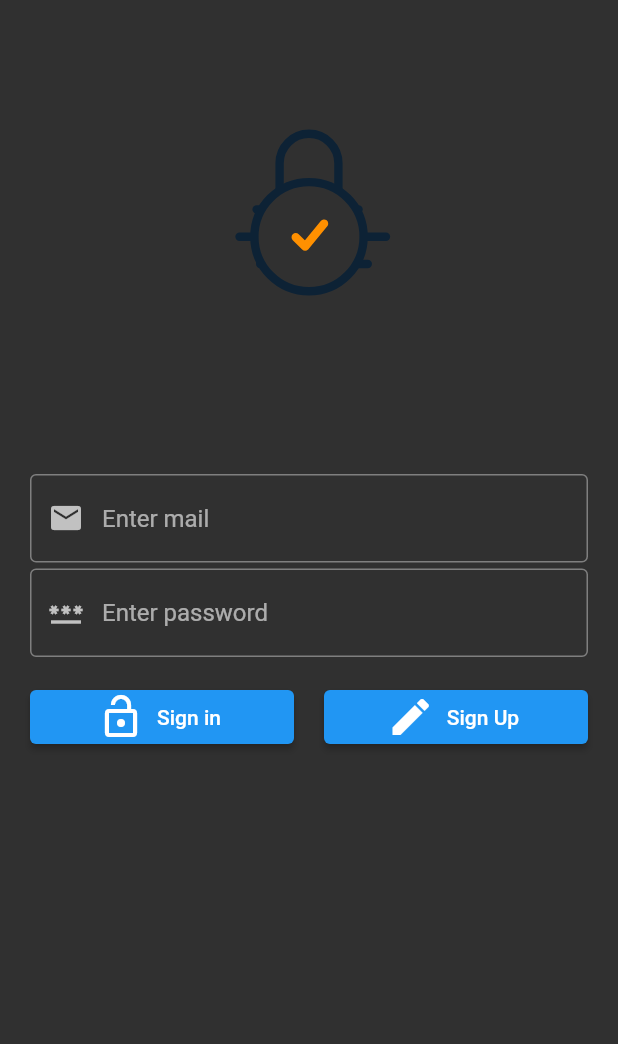
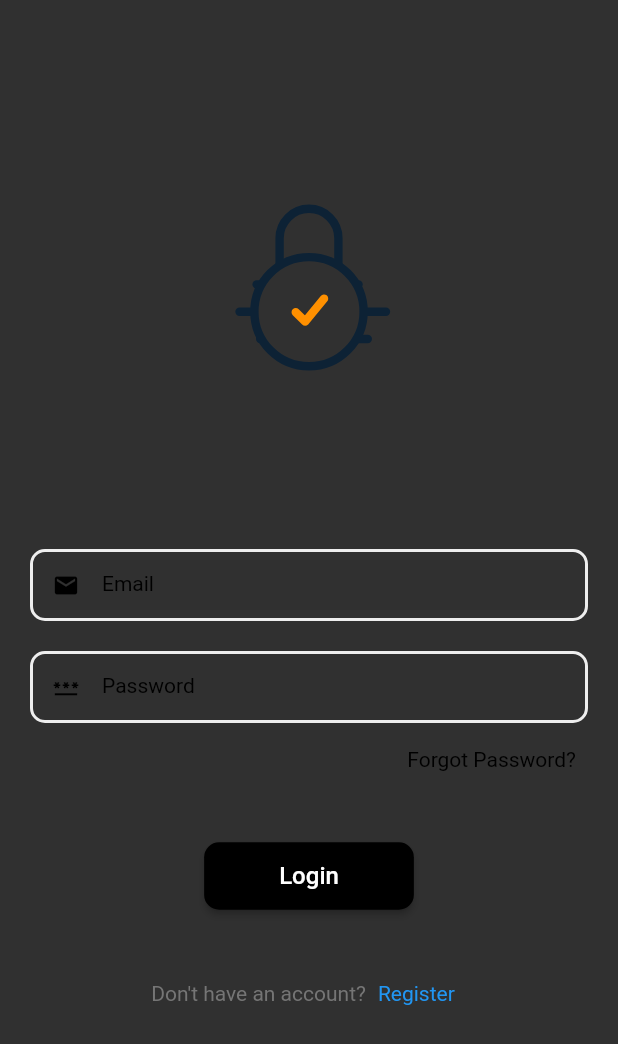
Before and after one commit to basarYargici/gympro, a Flutter app: the screen it shows after launch, after a tap on "Skip", on a phone screen of 412 x 824 dp. Shown: the top 1044 px of the screen. Run offline on Flutter 3.47's test engine with Material 2 defaults, Android fonts, the phone set to English and light mode, and no system bars; our stand-ins replace cloud_firestore, dots_indicator, firebase_auth, firebase_core, fluttertoast, lottie and 4 more; accounts and stored records are empty; network calls fail.

Commit message:
add signin page ui changed

```diff
--- a/lib/pages/before_login/signin_page.dart
+++ b/lib/pages/before_login/signin_page.dart
@@ -2,7 +2,6 @@ import 'package:firebase_auth/firebase_auth.dart';
 import 'package:flutter/material.dart';
 import 'package:fluttertoast/fluttertoast.dart';
 import 'package:lottie/lottie.dart';
-
 import '../../firebase_helper.dart';
 import '../../models/body_model.dart';
 import '../../models/user_model.dart';
@@ -65,7 +64,8 @@ class _SigninPageState extends State<SigninPage> {
         password: _controllerPassword.text,
       );
       await firebaseHelper.createUserDetailRecord(
-        user: MyUser(id: firebaseHelper.currentUser!.uid, bodyModel: bodyModelList),
+        user: MyUser(
+            id: firebaseHelper.currentUser!.uid, bodyModel: bodyModelList),
       );
 
       return true;
@@ -100,30 +100,130 @@ class _SigninPageState extends State<SigninPage> {
     );
   }
 
-  Widget _entryField(
-    String hint,
-    bool obscureText,
-    bool showErrorMessage,
-    TextEditingController textEditingController,
-    Icon prefixIcon,
-  ) {
-    return TextField(
-      obscureText: obscureText,
-      controller: textEditingController,
-      decoration: InputDecoration(
-          border: const OutlineInputBorder(),
-          errorMaxLines: 2,
-          hintText: hint,
-          prefixIcon: prefixIcon),
+  @override
+  Widget build(BuildContext context) {
+    return Scaffold(
+      body: SingleChildScrollView(
+        child: Padding(
+          padding: const EdgeInsets.all(20.0),
+          child: Column(
+            children: [
+              const SizedBox(height: 50),
+              Lottie.asset('assets/login_lottie.json'),
+              const SizedBox(height: 40),
+              emailInput(),
+              const SizedBox(height: 20),
+              passwordInput(),
+              forgotPasswordButton(),
+              const SizedBox(height: 30),
+              signinButton(),
+              const SizedBox(height: 30),
+              registerRow(),
+            ],
+          ),
+        ),
+      ),
     );
   }
 
-  Widget _signinButton() {
-    return ElevatedButton.icon(
-      icon: const Icon(
-        Icons.lock_open,
-        size: 32,
+  TextField emailInput() {
+    return TextField(
+      controller: _controllerEmail,
+      cursorColor: Colors.black,
+      decoration: InputDecoration(
+        contentPadding: const EdgeInsets.all(0.0),
+        labelText: 'Email',
+        hintText: 'Enter your E-mail',
+        labelStyle: const TextStyle(
+          color: Colors.black,
+          fontSize: 14.0,
+          fontWeight: FontWeight.w400,
         ),
+        hintStyle: const TextStyle(
+          color: Colors.grey,
+          fontSize: 14.0,
+        ),
+        prefixIcon: const Icon(
+          Icons.mail,
+          color: Colors.black,
+          size: 18,
+        ),
+        enabledBorder: OutlineInputBorder(
+          borderSide: BorderSide(color: Colors.grey.shade200, width: 2),
+          borderRadius: BorderRadius.circular(10.0),
+        ),
+        floatingLabelStyle: const TextStyle(
+          color: Colors.black,
+          fontSize: 18.0,
+        ),
+        focusedBorder: OutlineInputBorder(
+          borderSide: const BorderSide(color: Colors.black, width: 1.5),
+          borderRadius: BorderRadius.circular(10.0),
+        ),
+      ),
+    );
+  }
+
+  TextField passwordInput() {
+    return TextField(
+      controller: _controllerPassword,
+      cursorColor: Colors.black,
+      obscureText: true,
+      decoration: InputDecoration(
+        contentPadding: const EdgeInsets.all(0.0),
+        labelText: 'Password',
+        hintText: 'Enter Your Password',
+        hintStyle: const TextStyle(
+          color: Colors.grey,
+          fontSize: 14.0,
+        ),
+        labelStyle: const TextStyle(
+          color: Colors.black,
+          fontSize: 14.0,
+          fontWeight: FontWeight.w400,
+        ),
+        prefixIcon: const Icon(
+          Icons.password,
+          color: Colors.black,
+          size: 18,
+        ),
+        enabledBorder: OutlineInputBorder(
+          borderSide: BorderSide(color: Colors.grey.shade200, width: 2),
+          borderRadius: BorderRadius.circular(10.0),
+        ),
+        floatingLabelStyle: const TextStyle(
+          color: Colors.black,
+          fontSize: 18.0,
+        ),
+        focusedBorder: OutlineInputBorder(
+          borderSide: const BorderSide(color: Colors.black, width: 1.5),
+          borderRadius: BorderRadius.circular(10.0),
+        ),
+      ),
+    );
+  }
+
+  // todo şu anlık dummy
+  Row forgotPasswordButton() {
+    return Row(
+      mainAxisAlignment: MainAxisAlignment.end,
+      children: [
+        TextButton(
+          onPressed: () {},
+          child: const Text(
+            'Forgot Password?',
+            style: TextStyle(
+                color: Colors.black,
+                fontSize: 14.0,
+                fontWeight: FontWeight.w400),
+          ),
+        )
+      ],
+    );
+  }
+
+  MaterialButton signinButton() {
+    return MaterialButton(
       onPressed: () {
         signInWithEmailAndPassword().then((value) {
           if (value == true) {
@@ -136,10 +236,23 @@ class _SigninPageState extends State<SigninPage> {
           }
         });
       },
-      label: const Text('Sign in'),
+      height: 45,
+      color: Colors.black,
+      padding: const EdgeInsets.symmetric(
+        vertical: 10,
+        horizontal: 50,
+      ),
+      shape: RoundedRectangleBorder(
+        borderRadius: BorderRadius.circular(10.0),
+      ),
+      child: const Text(
+        "Login",
+        style: TextStyle(color: Colors.white, fontSize: 16.0),
+      ),
     );
   }
 
+  /*
   Widget _signupButton() {
     return ElevatedButton.icon(
       icon: const Icon(
@@ -160,47 +273,31 @@ class _SigninPageState extends State<SigninPage> {
       },
       label: const Text('Sign Up'),
     );
-  }
-
-  @override
-  Widget build(BuildContext context) {
-    return Scaffold(
-      body: SingleChildScrollView(
-        padding: const EdgeInsets.all(20),
-        child: Column(
-            crossAxisAlignment: CrossAxisAlignment.center,
+  } ´
+  */
+  // todo sign up ekranı oluşturup buraya bağlayacağız. yukarıdaki _signupButton widget ı gibi kullanacağız
+  Row registerRow() {
+    return Row(
       mainAxisAlignment: MainAxisAlignment.center,
       children: [
-              Lottie.asset('assets/login_lottie.json'),
-              const SizedBox(height: 40),
-              _entryField(
-                'Enter mail',
-                false,
-                false,
-                _controllerEmail,
-                const Icon(Icons.mail),
+        Text(
+          'Don\'t have an account?',
+          style: TextStyle(
+              color: Colors.grey.shade600,
+              fontSize: 14.0,
+              fontWeight: FontWeight.w400),
         ),
-              const SizedBox(height: 4),
-              _entryField(
-                'Enter password',
-                true,
-                true,
-                _controllerPassword,
-                const Icon(Icons.password),
+        TextButton(
+          onPressed: () {},
+          child: const Text(
+            'Register',
+            style: TextStyle(
+                color: Colors.blue,
+                fontSize: 14.0,
+                fontWeight: FontWeight.w400),
           ),
-              const SizedBox(height: 16),
-              Row(
-                mainAxisAlignment: MainAxisAlignment.spaceAround,
-                children: [
-                  Expanded(child: _signinButton()),
-                  const SizedBox(width: 20),
-                  Expanded(
-                    child: _signupButton(),
         )
       ],
-              ),
-            ]),
-      ),
     );
   }
 }
```
Lines whose indentation alone changed are shown as unchanged.
